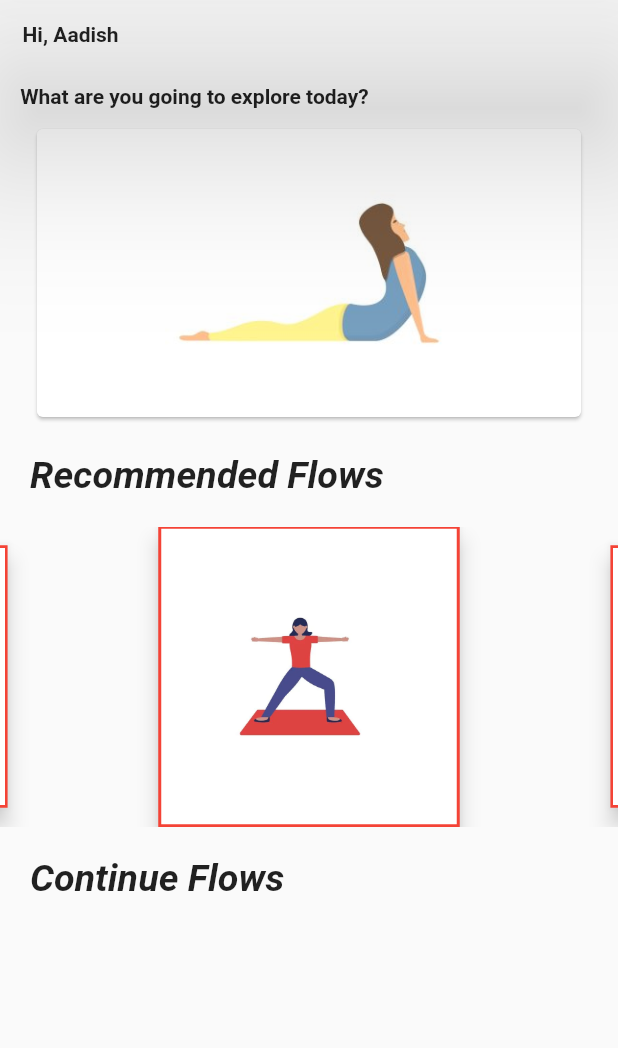
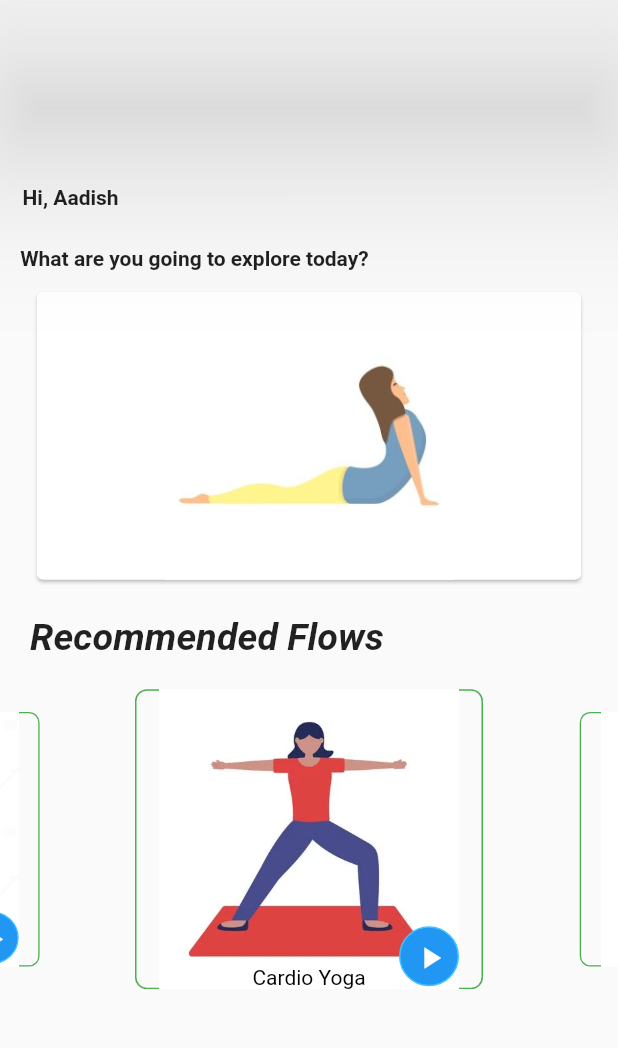
Before and after one commit to sumana-2001/Health_Page_Aadi_Foundation, a Flutter app: the ExerciseDetails screen opened directly, on a phone screen of 412 x 824 dp, the part 84-1132 px from its top. Run offline on Flutter 3.47's test engine with Material 2 defaults, Android fonts, the phone set to English and light mode, and no system bars; drawn by our look-alikes of carousel_slider; our stand-ins replace flutter_image_slideshow, smooth_page_indicator, video_player; missing offline and left inert: flutter_gif.

Commit message:
changes are 1 Slightly modified changes in YogaPage.dart, 2 Adding a new dart file MuscleWiki.dart, displays videos while pressing on body part, 3 just added a Navigation.push() component in line no 167 , yoga.dart file

```diff
--- a/lib/components/YogaPage.dart
+++ b/lib/components/YogaPage.dart
@@ -2,6 +2,12 @@ import 'package:carousel_slider/carousel_slider.dart';
 import 'package:flutter/material.dart';
 import 'package:flutter_gif/flutter_gif.dart';
 import 'package:video_player/video_player.dart';
+import 'package:collection/collection.dart';
+
+
+//declare Global Variables
+Map<String,String> recommended_flows = {"assets/images/cardio_yoga1.jpg":"Cardio Yoga","assets/images/gym_avatar.jpeg":"Gym Workouts","assets/images/medition.jpeg":"Meditation","assets/images/sense_organs.jpg":"Sense Organ Exercises","assets/images/streching_exercise.png":"Streching Exercises"} ;
+Map<String,String> cards = {"assets/images/back_bending_pose.jpg":"Back Flexion","assets/images/pigeon_pose.jpg":"Pigeon Pose","assets/images/bridge_pose.jpg":"Bridge Pose"};
 
 class ExerciseDetails extends StatefulWidget{
   const ExerciseDetails({super.key});
@@ -11,6 +17,8 @@ class ExerciseDetails extends StatefulWidget{
 }
 
 class ExerciseDetailsState extends State<ExerciseDetails> {
+  int count1 = 0;
+  int count2 = 0;
   @override
   Widget build(BuildContext context) {
     return Scaffold(
@@ -32,8 +40,10 @@ class ExerciseDetailsState extends State<ExerciseDetails> {
             ),
           ]
       ),
-     body: Center(
+      body: SafeArea(
+        child:Center(
           child: ListView(
+            shrinkWrap: true,
             children: [
               Padding(
                 padding: EdgeInsets.all(15.0), // Adjust the padding value as per your requirement
@@ -42,23 +52,18 @@ class ExerciseDetailsState extends State<ExerciseDetails> {
               ),
               Padding(padding: EdgeInsets.all(10.0),
                 child: Text(" What are you going to explore today?",style: TextStyle(fontWeight: FontWeight.bold)),),
-     CarouselSlider(
-         items:
-         [
               Container(
-           width: 10000,
-           child :  Card(
+
+                child : CarouselSlider.builder(
+                  itemCount: cards.length,
+                  itemBuilder: (BuildContext context,int index,int pageIndex) =>
+                      Card(
                         clipBehavior: Clip.hardEdge,
-             // backgroundColor: Colors.lightBlueAccent,
-
-             // shape: RoundedRectangleBorder(
-             //   borderRadius: BorderRadius.circular(10000.0),
-             // ),
                         child: InkWell(
                             child: Image.asset(
-               "assets/images/back_bending_pose.jpg",
-               width: 100,
-               height: 700,
+                              cards.keys.elementAt(index),
+                              width: 1000,
+                              height: 200,
                             ),
                             onTap: () {
                               Navigator.push(
@@ -68,232 +73,110 @@ class ExerciseDetailsState extends State<ExerciseDetails> {
                             }
                         ),
                       ),
-         ),
-
-           Container(
-             width: 10000,
-             child :  Card(
-               clipBehavior: Clip.hardEdge,
-               // backgroundColor: Colors.lightBlueAccent,
-
-               // shape: RoundedRectangleBorder(
-               //   borderRadius: BorderRadius.circular(10000.0),
-               // ),
-               child: InkWell(
-                   child: Image.asset(
-                     "assets/images/child_pose.jpg",
-                     width: 100,
-                     height: 700,
-                   ),
-                   onTap: () {
-                     Navigator.push(
-                       context,
-                       MaterialPageRoute(builder: (context) => Extended()),
-                     );
-                   }
-               ),
-             ),
-           ),
-
-           Container(
-             width: 10000,
-             child :  Card(
-               clipBehavior: Clip.hardEdge,
-               // backgroundColor: Colors.lightBlueAccent,
-
-               // shape: RoundedRectangleBorder(
-               //   borderRadius: BorderRadius.circular(10000.0),
-               // ),
-               child: InkWell(
-                   child: Image.asset(
-                     "assets/images/bridge_pose.jpg",
-                     width: 100,
-                     height: 700,
-                   ),
-                   onTap: () {
-                     Navigator.push(
-                       context,
-                       MaterialPageRoute(builder: (context) => Extended()),
-                     );
-                   }
-               ),
-             ),
-           ),
-
-           Container(
-             width: 10000,
-             child :  Card(
-               clipBehavior: Clip.hardEdge,
-               // backgroundColor: Colors.lightBlueAccent,
-
-               // shape: RoundedRectangleBorder(
-               //   borderRadius: BorderRadius.circular(10000.0),
-               // ),
-               child: InkWell(
-                   child: Image.asset(
-                     "assets/images/pigeon_pose.jpg",
-                     width: 100,
-                     height: 700,
-                   ),
-                   onTap: () {
-                     Navigator.push(
-                       context,
-                       MaterialPageRoute(builder: (context) => Extended()),
-                     );
-                   }
-               ),
-             ),
-           ),
-
-         ],
                   options:CarouselOptions(
+                    onPageChanged: (int index, CarouselPageChangedReason reason){
+                      setState(() {
+                        count1=index;
+                      });
+                    } ,
                     height: 200.0,
                     enlargeCenterPage: true,
                     autoPlay: true,
-           aspectRatio: 16 / 9,
                     autoPlayCurve: Curves.fastOutSlowIn,
                     enableInfiniteScroll: true,
                     autoPlayAnimationDuration: Duration(milliseconds: 800),
                     viewportFraction: 0.9,
                   ),
+                ),
+              ),
 
-     ),
               Padding(
                 padding: EdgeInsets.all(20.0), // Adjust the padding value as per your requirement
                 child:
                 Text('Recommended Flows',style: TextStyle(fontWeight: FontWeight.bold,fontStyle: FontStyle.italic,fontSize: 25),),
               ),
+              Container(
+                child : CarouselSlider.builder(
+                  itemCount: recommended_flows.length,
+                  itemBuilder:(BuildContext context, int item_index , int page_index) => Container(
+                    height: 100,
+                    // width: MediaQuery.of(context).size.width,
+                    child: Stack(
+                        alignment: Alignment.center,
+                        children : [
+                          OutlinedButton(
 
-         CarouselSlider(
-             items: [
-
-               Container(
-                 width: 200,
-                 child:
-
-                     FloatingActionButton.extended(
-                   heroTag: null,
-                   backgroundColor: Colors.white,
-
-                   shape: BeveledRectangleBorder(
-                     side: BorderSide(
-                       color: Colors.red,
-                       width: 1.0,
+                              style: ButtonStyle(
+                                side: MaterialStateProperty.resolveWith<BorderSide>(
+                                      (Set<MaterialState> states) {
+                                    if (states.contains(MaterialState.disabled)) {
+                                      return BorderSide(color: Colors.white);
+                                    }
+                                    return BorderSide(color: Colors.green);
+                                  },
+                                ),
+                                shape: MaterialStateProperty.all<RoundedRectangleBorder>(
+                                  RoundedRectangleBorder(
+                                    borderRadius: BorderRadius.circular(8.0),
                                   ),
                                 ),
-                   icon: Image.asset(
-                     "assets/images/cardio_yoga1.jpg",
-                     width: 100,
-                     height: 700,
                               ),
-                     onPressed:() {}, label: const Text("",style: TextStyle(color: Colors.white),),
+                              child: Stack(
+                                  alignment: Alignment.center,
+                                  children: [
+                                    Image.asset(
+                                      recommended_flows.keys.elementAt(item_index),
+                                      //
+                                      // width: MediaQuery.of(context).size.width,
+                                      // height: 1000,
+                                      fit: BoxFit.fill,
+                                    ),
+                                    Positioned(
+                                      right: 0,
+                                      bottom:2,
+                                      child: Container(
+                                        width: 40,
+                                        height: 40,
+                                        decoration: BoxDecoration(
+                                            shape: BoxShape.circle,
+                                            border: Border.all(color: Colors.lightBlueAccent),
+                                            color: Colors.blue
+                                        ),
+                                        child : IconButton(
+                                            onPressed:() {},
+                                            icon: const Icon(Icons.play_arrow,color: Colors.white,)),
                                       ),
                                     ),
-               Container(
-                   width: 200,
-                   child: FloatingActionButton.extended(
-                     heroTag: null,
-                     backgroundColor: Colors.white,
+                                  ]),
+                              onPressed:() {}
+                          ),
+                          Positioned(
+                              bottom: 0,
+                              child: Container(
+                                  padding: EdgeInsets.symmetric(horizontal: 1.0),
+                                  color: Colors.white,
+                                  child:
+                                  Text(recommended_flows.values.elementAt(item_index),style: TextStyle(color: Colors.black))
+                              ))]),
 
-                     shape: BeveledRectangleBorder(
-                       side: BorderSide(
-                         color: Colors.red,
-                         width: 1.0,
                   ),
-                     ),
-                     icon: Image.asset(
-                       "assets/images/gym_avatar.jpeg",
-                       width: 100,
-                       height: 700,
-                     ),
-                     onPressed:() {
-                       Navigator.push(
-                         context,
-                         MaterialPageRoute(builder: (context) => GymPage()),
-                       );
-                     }, label: const Text("",style: TextStyle(color: Colors.white),),
-                   )
-               ),
-               Container(
-                   width: 200,
-                   child: FloatingActionButton.extended(
-                     heroTag: null,
-                     backgroundColor: Colors.white,
-
-                     shape: BeveledRectangleBorder(
-                       side: BorderSide(
-                         color: Colors.red,
-                         width: 1.0,
-                       ),
-                     ),
-                     icon: Image.asset(
-                       "assets/images/medition.jpeg",
-                       width: 100,
-                       height: 700,
-                     ),
-                     onPressed:() {}, label: const Text("",style: TextStyle(color: Colors.white),),
-                   )
-               ),
-               Container(
-                   width: 200,
-                   child: FloatingActionButton.extended(
-                     heroTag: null,
-                     backgroundColor: Colors.white,
-
-                     shape: BeveledRectangleBorder(
-                       side: BorderSide(
-                         color: Colors.red,
-                         width: 1.0,
-                       ),
-                     ),
-                     icon: Image.asset(
-                       "assets/images/sense_organs.jpg",
-                       width: 100,
-                       height: 700,
-                     ),
-                     onPressed:() {}, label: const Text("",style: TextStyle(color: Colors.white),),
-                   )
-               ),
-               Container(
-                   width: 200,
-                   child: FloatingActionButton.extended(
-                     heroTag: null,
-                     backgroundColor: Colors.white,
-
-                     shape: BeveledRectangleBorder(
-                       side: BorderSide(
-                         color: Colors.red,
-                         width: 1.0,
-                       ),
-                     ),
-                     icon: Image.asset(
-                       "assets/images/streching_exercise.png",
-                       width: 100,
-                       height: 700,
-                     ),
-                     onPressed:() {
-
-                     }, label: const Text("",style: TextStyle(color: Colors.white),),
-                   )
-               )
-             ],
                   options: CarouselOptions(
+                    onPageChanged: (int item_index, CarouselPageChangedReason reason){
+                      setState(() {
+                        count2 = item_index;
+                      });
+                    } ,
                     height: 200.0,
                     enlargeCenterPage: true,
                     autoPlay: true,
-               aspectRatio: 16 / 9,
                     autoPlayCurve: Curves.fastOutSlowIn,
                     enableInfiniteScroll: true,
-               autoPlayAnimationDuration: Duration(milliseconds: 800),
+                    autoPlayAnimationDuration: Duration(milliseconds: 500),
                     viewportFraction: 0.7,
                   ),
                 ),
-         Padding(
-           padding: EdgeInsets.all(20.0), // Adjust the padding value as per your requirement
-           child:
-           Text('Continue Flows',style: TextStyle(fontWeight: FontWeight.bold,fontStyle: FontStyle.italic,fontSize: 25),),
+              )],
           ),
-       ],
         ),
       ),
     );
--- a/lib/components/yoga.dart
+++ b/lib/components/yoga.dart
@@ -1,4 +1,5 @@
 import 'package:flutter/material.dart';
+import 'package:updated_health_app/components/MuscleWiki.dart';
 
 class yoga extends StatefulWidget {
   const yoga({super.key});
@@ -90,7 +91,9 @@ class _yogaState extends State<yoga> {
                                         left: 30,
                                         child:FloatingActionButton.small(
                                           backgroundColor: Colors.lightBlue,
-                                            onPressed: (){},
+                                            onPressed: (){
+
+                                            },
                                           child: Icon(Icons.play_arrow),
                                         )
                                     ),
@@ -157,7 +160,12 @@ class _yogaState extends State<yoga> {
                                               height: 30,
                                               width: 30,
                                               child: FloatingActionButton.small(
-                                                  onPressed: (){},
+                                                  onPressed: (){
+                                                    Navigator.push(
+                                                      context,
+                                                      MaterialPageRoute(builder: (context) => musclewiki()),
+                                                    );
+                                                  },
                                                 child: Icon(Icons.play_arrow,size: 20,),
                                                 backgroundColor: Colors.lightBlueAccent,
 
```
Also changed, not shown: assets/images/abdomin.png (added), assets/images/bicep1.png (added), assets/images/bicep2.png (added), assets/images/chest.png (added), assets/images/hand1.png (added), assets/images/hand2.png (added), assets/images/head.png (added), assets/images/leg1.png (added), assets/images/leg2.png (added), assets/images/obliques1.png (added), assets/images/obliques2.png (added), assets/images/shoulder1.png (added), assets/images/shoulder2.png (added), assets/images/thighs.png (added). Lines whose indentation alone changed are shown as unchanged.
